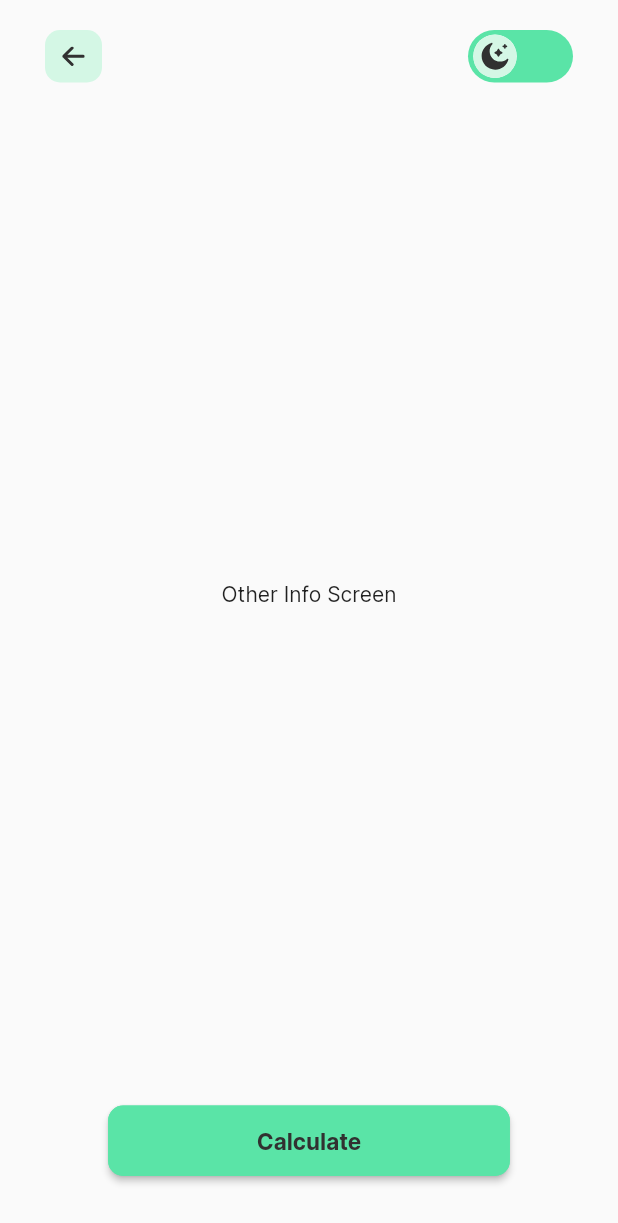
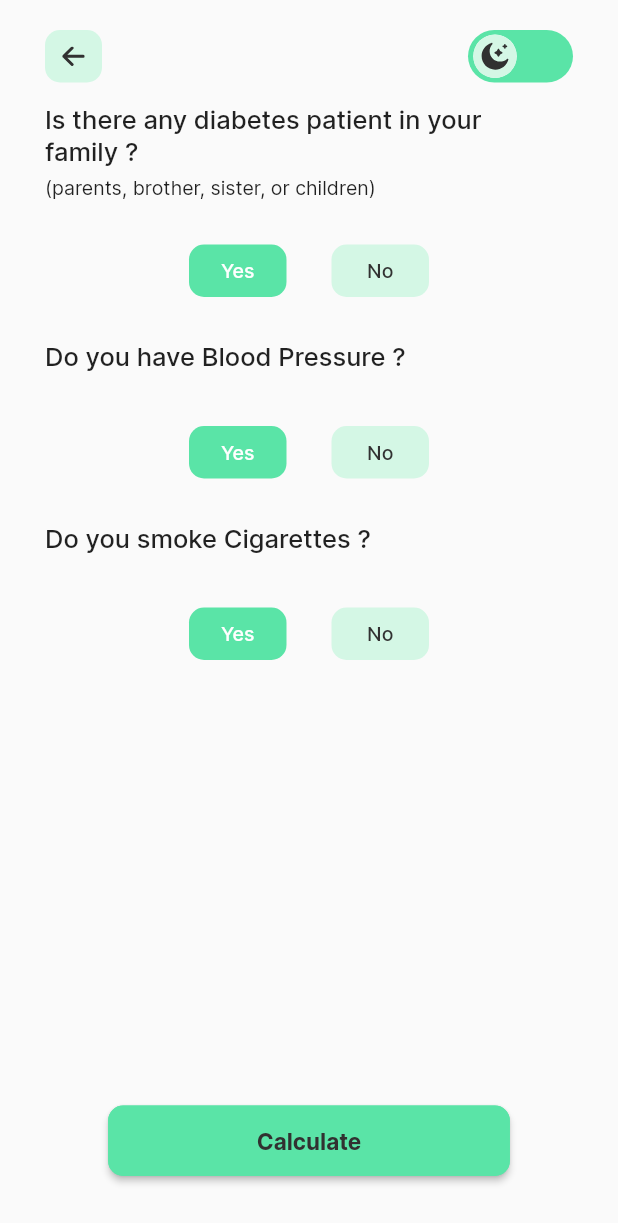
Before and after one commit to anikrakib/diabetes-app, a Flutter app: the HomePage screen opened by its route, swiped to page 5, on a phone screen of 412 x 824 dp. Shown: the top 1223 px of the screen. Run offline on Flutter 3.47's test engine with Material 2 defaults, Android fonts, the phone set to English and light mode, and no system bars; our stand-ins replace flutter_svg, get, shared_preferences; accounts and stored records are empty.

Commit message:
Other Information page complete

```diff
--- a/lib/screens/home_screen/home_screen.dart
+++ b/lib/screens/home_screen/home_screen.dart
@@ -56,28 +56,30 @@ class HomePage extends StatelessWidget {
                         ],
                       ),
                       Expanded(
-                        child: NotificationListener<OverscrollIndicatorNotification>(
+                        child: NotificationListener<
+                            OverscrollIndicatorNotification>(
                           onNotification: (overscroll) {
                             overscroll.disallowIndicator();
                             return true;
                           },
                           child: PageView.builder(
-                            itemCount: 5,
+                            itemCount: SCREENS.length,
                             controller: pageController,
                             physics: const NeverScrollableScrollPhysics(),
                             onPageChanged: (index) {
                               homeScreenProvider.setPage = index;
                             },
                             itemBuilder: (context, index) =>
-                                INFORMATION_SCREENS[index],
+                                SCREENS[index],
                           ),
                         ),
                       ),
                       APPButton(
                         onPressed: () {
                           pageController.nextPage(
-                              duration: const Duration(milliseconds: 500),
-                              curve: Curves.ease);
+                            duration: const Duration(milliseconds: 500),
+                            curve: Curves.ease,
+                          );
                         },
                         homeScreenProvider: homeScreenProvider,
                       )
--- a/lib/screens/gender_and_age_screen/component/age_section.dart
+++ b/lib/screens/home_screen/screens/gender_and_age_screen/component/age_section.dart
@@ -1,8 +1,8 @@
 import 'package:flutter/material.dart';
+import 'package:flutter_diabetes_app/services/providers/user_data_provider.dart';
 import 'package:flutter_diabetes_app/utils/app_text_style.dart';
+import 'package:flutter_diabetes_app/utils/constant.dart';
 import 'package:provider/provider.dart';
-import '../../../services/providers/user_data_provider.dart';
-import '../../../utils/constant.dart';
 
 class AgeSection extends StatelessWidget {
   const AgeSection({
--- a/lib/screens/gender_and_age_screen/component/gender_section.dart
+++ b/lib/screens/home_screen/screens/gender_and_age_screen/component/gender_section.dart
@@ -1,11 +1,11 @@
 import 'package:flutter/material.dart';
+import 'package:flutter_diabetes_app/generated/assets.dart';
+import 'package:flutter_diabetes_app/services/providers/user_data_provider.dart';
 import 'package:flutter_diabetes_app/utils/app_text_style.dart';
 import 'package:flutter_diabetes_app/utils/constant.dart';
+import 'package:flutter_diabetes_app/widgets/app_button.dart';
 import 'package:flutter_diabetes_app/widgets/app_image.dart';
 import 'package:provider/provider.dart';
-import '../../../generated/assets.dart';
-import '../../../services/providers/user_data_provider.dart';
-import '../../../widgets/app_button.dart';
 
 class GenderSection extends StatelessWidget {
   const GenderSection({
--- a/lib/screens/gender_and_age_screen/gender_and_age_screen.dart
+++ b/lib/screens/home_screen/screens/gender_and_age_screen/gender_and_age_screen.dart
@@ -1,6 +1,6 @@
 import 'package:flutter/material.dart';
-import 'package:flutter_diabetes_app/screens/gender_and_age_screen/component/age_section.dart';
-import '../../utils/constant.dart';
+import 'package:flutter_diabetes_app/screens/home_screen/screens/gender_and_age_screen/component/age_section.dart';
+import 'package:flutter_diabetes_app/utils/constant.dart';
 import 'component/gender_section.dart';
 
 class GenderAndAgeScreen extends StatefulWidget {
--- /dev/null
+++ b/lib/screens/home_screen/screens/other_information_screen/other_information_screen.dart
@@ -0,0 +1,196 @@
+import 'package:flutter/material.dart';
+import 'package:flutter_diabetes_app/services/providers/user_data_provider.dart';
+import 'package:flutter_diabetes_app/utils/app_text_style.dart';
+import 'package:flutter_diabetes_app/utils/colors.dart';
+import 'package:flutter_diabetes_app/utils/constant.dart';
+import 'package:provider/provider.dart';
+
+class OtherInformationScreen extends StatelessWidget {
+  const OtherInformationScreen({Key? key}) : super(key: key);
+
+  @override
+  Widget build(BuildContext context) {
+    return Padding(
+      padding: const EdgeInsets.only(top: pagePadding, bottom: pagePadding),
+      child: Consumer<UserDataProvider>(
+        builder: (context,userDataProvider,child){
+          return Column(
+            children: [
+              Column(
+                crossAxisAlignment: CrossAxisAlignment.start,
+                mainAxisAlignment: MainAxisAlignment.center,
+                children: [
+                  Text(
+                    'Is there any diabetes patient in your family ?',
+                    style: AppTextStyle.textStyleMedium(17),
+                  ),
+                  const SizedBox(
+                    height: 5,
+                  ),
+                  Text(
+                    '(parents, brother, sister, or children)',
+                    style: AppTextStyle.textStyleRegular(13),
+                  ),
+                  Padding(
+                    padding: const EdgeInsets.only(
+                        top: pagePadding * 2, bottom: pagePadding * 2),
+                    child: Center(
+                      child: Row(
+                        mainAxisAlignment: MainAxisAlignment.center,
+                        children: [
+                          GestureDetector(
+                            onTap: (){
+                              userDataProvider.diabetesPatientInFamily = YESOrNO.YES;
+                            },
+                            child: YesNoButton(
+                              yesOrNO: YESOrNO.YES,
+                              selected: userDataProvider.diabetesPatientInFamily == YESOrNO.NO,
+                            ),
+                          ),
+                          const SizedBox(
+                            width: pagePadding * 2,
+                          ),
+                          GestureDetector(
+                            onTap: (){
+                              userDataProvider.diabetesPatientInFamily = YESOrNO.NO;
+                            },
+                            child: YesNoButton(
+                              yesOrNO: YESOrNO.NO,
+                              selected: userDataProvider.diabetesPatientInFamily == YESOrNO.YES,
+                            ),
+                          ),
+                        ],
+                      ),
+                    ),
+                  ),
+                ],
+              ),
+              Column(
+                crossAxisAlignment: CrossAxisAlignment.start,
+                children: [
+                  Text(
+                    'Do you have Blood Pressure ?',
+                    style: AppTextStyle.textStyleMedium(17),
+                  ),
+                  const SizedBox(
+                    height: 5,
+                  ),
+                  Padding(
+                    padding: const EdgeInsets.only(
+                        top: pagePadding * 2, bottom: pagePadding * 2),
+                    child: Center(
+                      child: Row(
+                        mainAxisAlignment: MainAxisAlignment.center,
+                        children:  [
+                          GestureDetector(
+                            onTap: (){
+                              userDataProvider.bloodPressure = YESOrNO.YES;
+                            },
+                            child: YesNoButton(
+                              yesOrNO: YESOrNO.YES,
+                              selected: userDataProvider.bloodPressure == YESOrNO.NO,
+                            ),
+                          ),
+                          const SizedBox(
+                            width: pagePadding * 2,
+                          ),
+                          GestureDetector(
+                            onTap: (){
+                              userDataProvider.bloodPressure = YESOrNO.NO;
+                            },
+                            child: YesNoButton(
+                              yesOrNO: YESOrNO.NO,
+                              selected: userDataProvider.bloodPressure == YESOrNO.YES,
+                            ),
+                          ),
+                        ],
+                      ),
+                    ),
+                  ),
+                ],
+              ),
+              Column(
+                crossAxisAlignment: CrossAxisAlignment.start,
+                children: [
+                  Text(
+                    'Do you smoke Cigarettes ?',
+                    style: AppTextStyle.textStyleMedium(17),
+                  ),
+                  const SizedBox(
+                    height: 5,
+                  ),
+                  Padding(
+                    padding: const EdgeInsets.only(
+                        top: pagePadding * 2, bottom: pagePadding * 2),
+                    child: Center(
+                      child: Row(
+                        mainAxisAlignment: MainAxisAlignment.center,
+                        children: [
+                          GestureDetector(
+                            onTap: (){
+                              userDataProvider.smokeCigarettes = YESOrNO.YES;
+                            },
+                            child: YesNoButton(
+                              yesOrNO: YESOrNO.YES,
+                              selected: userDataProvider.smokeCigarettes == YESOrNO.NO,
+                            ),
+                          ),
+                          const SizedBox(
+                            width: pagePadding * 2,
+                          ),
+                          GestureDetector(
+                            onTap: (){
+                              userDataProvider.smokeCigarettes = YESOrNO.NO;
+                            },
+                            child: YesNoButton(
+                              yesOrNO: YESOrNO.NO,
+                              selected: userDataProvider.smokeCigarettes == YESOrNO.YES,
+                            ),
+                          ),
+                        ],
+                      ),
+                    ),
+                  ),
+                ],
+              )
+            ],
+          );
+        },
+      ),
+    );
+  }
+}
+
+class YesNoButton extends StatelessWidget {
+  const YesNoButton({
+    Key? key,
+    required this.selected,
+    required this.yesOrNO,
+  }) : super(key: key);
+  final bool selected;
+  final YESOrNO yesOrNO;
+
+  @override
+  Widget build(BuildContext context) {
+    return Container(
+      height: 35,
+      width: 65,
+      decoration: BoxDecoration(
+        color: selected
+            ? AppColors.backButtonColor
+            : AppColors.secondary,
+        borderRadius: BorderRadius.circular(10),
+      ),
+      child: Center(
+        child: Text(
+          yesOrNO == YESOrNO.YES ? yes : no,
+          style: TextStyle(
+            fontSize: 13,
+            fontWeight: FontWeight.w500,
+            color: selected ? AppColors.black : AppColors.white,
+          ),
+        ),
+      ),
+    );
+  }
+}
--- a/lib/screens/region_screen/region_screen.dart
+++ b/lib/screens/home_screen/screens/region_screen/region_screen.dart
@@ -1,9 +1,9 @@
 import 'package:flutter/material.dart';
 import 'package:flutter_diabetes_app/services/providers/user_data_provider.dart';
+import 'package:flutter_diabetes_app/utils/app_text_style.dart';
 import 'package:flutter_diabetes_app/utils/colors.dart';
+import 'package:flutter_diabetes_app/utils/constant.dart';
 import 'package:provider/provider.dart';
-import '../../utils/app_text_style.dart';
-import '../../utils/constant.dart';
 import 'component/region_list_tile.dart';
 
 class RegionScreen extends StatelessWidget {
--- /dev/null
+++ b/lib/screens/home_screen/screens/result_screen/result_screen.dart
@@ -0,0 +1,14 @@
+import 'package:flutter/material.dart';
+
+class ResultScreen extends StatelessWidget {
+  const ResultScreen({Key? key}) : super(key: key);
+
+  @override
+  Widget build(BuildContext context) {
+    return Container(
+      child: Center(
+        child: Text('Result Screen'),
+      ),
+    );
+  }
+}
--- a/lib/screens/waist_screen/waist_screen.dart
+++ b/lib/screens/home_screen/screens/waist_screen/waist_screen.dart
@@ -1,10 +1,10 @@
 import 'package:flutter/material.dart';
 import 'package:flutter_diabetes_app/generated/assets.dart';
+import 'package:flutter_diabetes_app/services/providers/dark_theme_provider.dart';
 import 'package:flutter_diabetes_app/utils/app_text_style.dart';
 import 'package:flutter_diabetes_app/utils/constant.dart';
 import 'package:provider/provider.dart';
 import 'package:flutter_diabetes_app/widgets/custom_ruler.dart';
-import '../../services/providers/dark_theme_provider.dart';
 
 class WaistScreen extends StatelessWidget {
   const WaistScreen({Key? key}) : super(key: key);
--- a/lib/screens/weight_and_height_screen/weight_and_height_screen.dart
+++ b/lib/screens/home_screen/screens/weight_and_height_screen/weight_and_height_screen.dart
@@ -1,5 +1,5 @@
 import 'package:flutter/material.dart';
-import 'package:flutter_diabetes_app/screens/weight_and_height_screen/component/height_slider.dart';
+import 'package:flutter_diabetes_app/screens/home_screen/screens/weight_and_height_screen/component/height_slider.dart';
 import 'package:flutter_diabetes_app/services/providers/user_data_provider.dart';
 import 'package:flutter_diabetes_app/utils/app_text_style.dart';
 import 'package:flutter_diabetes_app/utils/colors.dart';
--- a/lib/screens/other_information_screen/other_information_screen.dart
+++ /dev/null
@@ -1,12 +0,0 @@
-import 'package:flutter/material.dart';
-
-class OtherInformationScreen extends StatelessWidget {
-  const OtherInformationScreen({Key? key}) : super(key: key);
-
-  @override
-  Widget build(BuildContext context) {
-    return const Center(
-      child: Text('Other Info Screen'),
-    );
-  }
-}
--- a/lib/services/providers/user_data_provider.dart
+++ b/lib/services/providers/user_data_provider.dart
@@ -12,6 +12,9 @@ class UserDataProvider extends ChangeNotifier {
   String _region = initialRegion;
   WeightType _weightType = WeightType.KG;
   HeightType _heightType = HeightType.INCH;
+  YESOrNO _diabetesPatientInFamily = YESOrNO.YES;
+  YESOrNO _bloodPressure = YESOrNO.YES;
+  YESOrNO _smokeCigarettes = YESOrNO.YES;
 
 
   int get currentAge => _currentAge;
@@ -24,6 +27,9 @@ class UserDataProvider extends ChangeNotifier {
   String get region => _region;
   WeightType get weightType => _weightType;
   HeightType get heightType => _heightType;
+  YESOrNO get diabetesPatientInFamily => _diabetesPatientInFamily;
+  YESOrNO get bloodPressure => _bloodPressure;
+  YESOrNO get smokeCigarettes => _smokeCigarettes;
 
   set changeCurrentAge(int age) {
     _currentAge = age;
@@ -77,6 +83,21 @@ class UserDataProvider extends ChangeNotifier {
     notifyListeners();
   }
 
+  set diabetesPatientInFamily(YESOrNO value) {
+    _diabetesPatientInFamily = value;
+    notifyListeners();
+  }
+
+  set bloodPressure(YESOrNO value) {
+    _bloodPressure = value;
+    notifyListeners();
+  }
+
+  set smokeCigarettes(YESOrNO value) {
+    _smokeCigarettes = value;
+    notifyListeners();
+  }
+
   double incToCm(){
     if(_heightType == HeightType.INCH){
       return currentHeightInINCH;
--- a/lib/services/routing/app_pages.dart
+++ b/lib/services/routing/app_pages.dart
@@ -1,7 +1,7 @@
+import 'package:flutter_diabetes_app/screens/get_start_screen/get_start_screen.dart';
 import 'package:flutter_diabetes_app/screens/home_screen/home_screen.dart';
+import 'package:flutter_diabetes_app/screens/splash_screen/splash_screen.dart';
 import 'package:get/get.dart';
-import '../../screens/get_start_screen/get_start_screen.dart';
-import '../../screens/splash_screen/splash_screen.dart';
 import 'app_routes.dart';
 
 class AppPages {
--- a/lib/utils/constant.dart
+++ b/lib/utils/constant.dart
@@ -1,19 +1,20 @@
-import 'package:flutter_diabetes_app/screens/other_information_screen/other_information_screen.dart';
-import 'package:flutter_diabetes_app/screens/region_screen/region_screen.dart';
-import 'package:flutter_diabetes_app/screens/waist_screen/waist_screen.dart';
-import 'package:flutter_diabetes_app/screens/weight_and_height_screen/weight_and_height_screen.dart';
-
-import '../screens/gender_and_age_screen/gender_and_age_screen.dart';
+import 'package:flutter_diabetes_app/screens/home_screen/screens/gender_and_age_screen/gender_and_age_screen.dart';
+import 'package:flutter_diabetes_app/screens/home_screen/screens/other_information_screen/other_information_screen.dart';
+import 'package:flutter_diabetes_app/screens/home_screen/screens/region_screen/region_screen.dart';
+import 'package:flutter_diabetes_app/screens/home_screen/screens/result_screen/result_screen.dart';
+import 'package:flutter_diabetes_app/screens/home_screen/screens/waist_screen/waist_screen.dart';
+import 'package:flutter_diabetes_app/screens/home_screen/screens/weight_and_height_screen/weight_and_height_screen.dart';
 
 const THEME_STATUS_SHARED_PREP_KEY = "THEMESTATUS";
 const GET_STARTED_SHARED_PREP_KEY = "GETSTARTEDSTATUS";
 
-const INFORMATION_SCREENS = [
+const SCREENS = [
   GenderAndAgeScreen(),
   RegionScreen(),
   WeightAndHeightScreen(),
   WaistScreen(),
   OtherInformationScreen(),
+  ResultScreen(),
 ];
 const REGIONS = [
   'Australia',
@@ -33,6 +34,11 @@ enum HeightType {
   CM,
 }
 
+enum YESOrNO {
+  YES,
+  NO,
+}
+
 const getStartedText = 'Get Started';
 const selectGenderText = 'Select gender :';
 const ageSectionText = 'How old are you ?';
@@ -49,8 +55,11 @@ const bmiText = 'Your BMI is :';
 const bmiPointText = 'BMI point...';
 const inch = 'inch';
 const cm = 'cm';
+const yes = 'Yes';
+const no = 'No';
 const next = 'Next';
 const calculate = 'Calculate';
+const calculateAgain = 'Calculate Again';
 const initialRegion = 'Asia';
 const waistSuggestion = 'Stand up and measure your waist length'
     'from belly button in relaxed mood';
--- a/lib/widgets/app_button.dart
+++ b/lib/widgets/app_button.dart
@@ -39,7 +39,11 @@ class APPButton extends StatelessWidget {
         ),
         onPressed: onPressed,
         child: Text(
-          (homeScreenProvider?.currentPage != 4) ? text : calculate,
+          (homeScreenProvider?.currentPage != 4)
+              ? text
+              : (homeScreenProvider?.currentPage == 5)
+                  ? 'Calculate Again'
+                  : calculate,
           style: AppTextStyle.buttonTextStyle,
         ),
       ),
```
Also changed, not shown: lib/screens/home_screen/screens/region_screen/component/region_list_tile.dart (renamed from lib/screens/region_screen/component/region_list_tile.dart, +4 -3 lines), lib/screens/home_screen/screens/weight_and_height_screen/component/type_widget.dart (renamed from lib/screens/weight_and_height_screen/component/type_widget.dart, +5 -5 lines), lib/screens/home_screen/screens/weight_and_height_screen/component/height_slider.dart (renamed from lib/screens/weight_and_height_screen/component/height_slider.dart).
